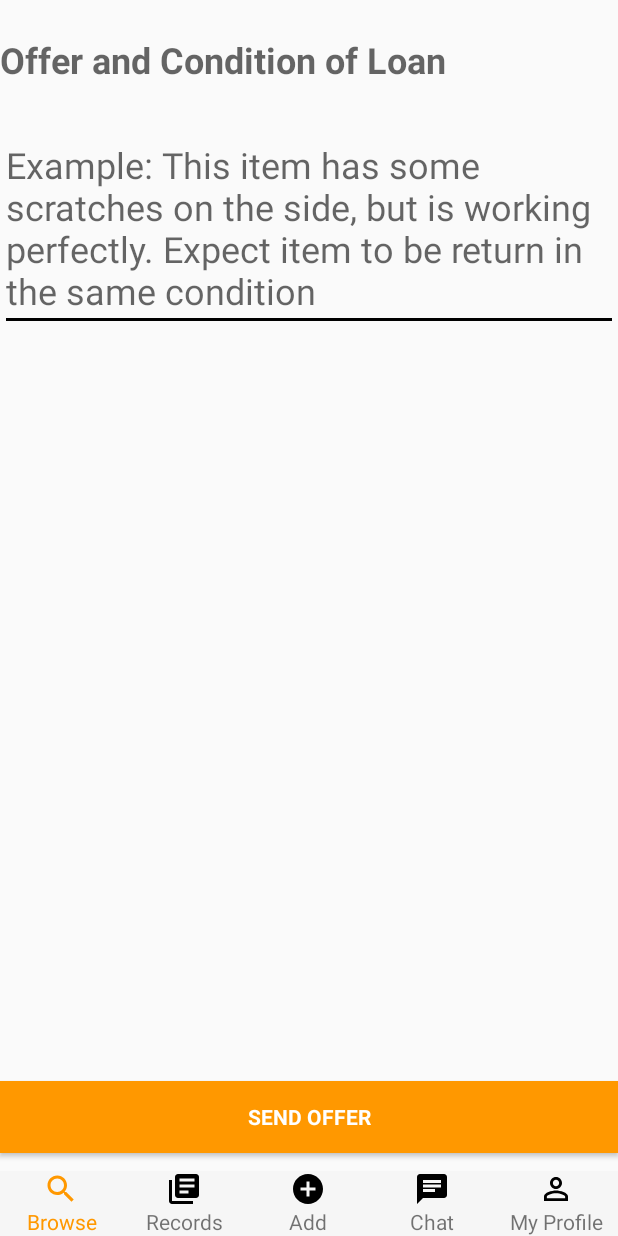
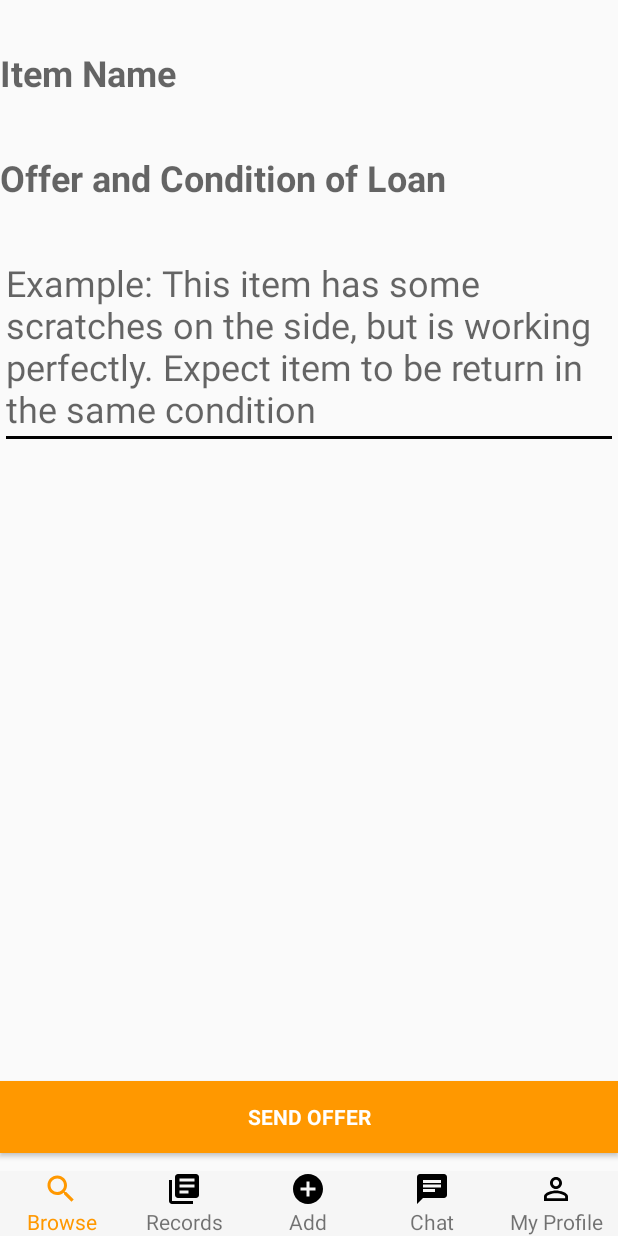
Before and after one commit to KevinCJH/Neighber, an Android app: the layout activity_write_offer.xml on its own in the app's theme, with its tools: preview values and no code run, on a phone screen of 412 x 824 dp. Run offline under Robolectric (Android 15) with nearby library versions, the light colour scheme and no system bars.

Commit message:
Kevinbranch (#12)
* testbranch

* testbranch

* updated registration and log in

* done profile CRUD

* done add request

* done add request

* done browse request

* done browse offer

* make offer almost completed

* records almost completed

* history almost completed

* setting almost completed

* chat in progress

* help in progress

* done search

* improvements made to UI

```diff
--- a/app/src/main/java/orbital/raspberry/neighber/ChatListActivity.java
+++ b/app/src/main/java/orbital/raspberry/neighber/ChatListActivity.java
@@ -166,6 +166,7 @@ public class ChatListActivity extends AppCompatActivity {
 
                Intent i = new Intent(ChatListActivity.this, ChatActivity.class);
                 i.putExtra("chatroomid", chat.getChatroomid());
+                i.putExtra("itemname", chat.getItemname());
                 startActivity(i);
 
             }
--- a/app/src/main/java/orbital/raspberry/neighber/ChatListActivity2.java
+++ b/app/src/main/java/orbital/raspberry/neighber/ChatListActivity2.java
@@ -160,6 +160,7 @@ public class ChatListActivity2 extends AppCompatActivity {
 
                Intent i = new Intent(ChatListActivity2.this, ChatActivity.class);
                 i.putExtra("chatroomid", chat.getChatroomid());
+                i.putExtra("itemname", chat.getItemname());
                 startActivity(i);
 
             }
--- a/app/src/main/java/orbital/raspberry/neighber/ChatListActivity3.java
+++ b/app/src/main/java/orbital/raspberry/neighber/ChatListActivity3.java
@@ -159,6 +159,7 @@ public class ChatListActivity3 extends AppCompatActivity {
 
                Intent i = new Intent(ChatListActivity3.this, ChatActivity.class);
                 i.putExtra("chatroomid", chat.getChatroomid());
+                i.putExtra("itemname", chat.getItemname());
                 startActivity(i);
 
             }
--- a/app/src/main/java/orbital/raspberry/neighber/PostActivity.java
+++ b/app/src/main/java/orbital/raspberry/neighber/PostActivity.java
@@ -140,7 +140,7 @@ public class PostActivity extends AppCompatActivity {
                     itemnametxt.setText("I need " + post.getItemname());
                 }else {
                     itemnametxt.setText("I can lend " + post.getItemname());
-                    writeoffer.setText("Write Request");
+                    writeoffer.setText("Send Request");
                 }
                 postdesctxt.setText(post.getPostdesc());
 
--- a/app/src/main/java/orbital/raspberry/neighber/WriteOfferActivity.java
+++ b/app/src/main/java/orbital/raspberry/neighber/WriteOfferActivity.java
@@ -29,6 +29,7 @@ public class WriteOfferActivity extends AppCompatActivity {
     private int rrecordcount;
     private Button submitBtn;
     private EditText offerdescTxt;
+    private TextView itemnameTxt;
 
     private FirebaseAuth auth;
 
@@ -89,6 +90,7 @@ public class WriteOfferActivity extends AppCompatActivity {
 
         submitBtn = (Button)findViewById(R.id.submitRequest);
         offerdescTxt = (EditText)findViewById(R.id.offerdesc);
+        itemnameTxt = (TextView) findViewById(R.id.itemnametxt) ;
 
         //Get Firebase auth instance
         auth = FirebaseAuth.getInstance();
@@ -120,6 +122,8 @@ public class WriteOfferActivity extends AppCompatActivity {
                 Post post = dataSnapshot.getValue(Post.class);
 
                 ritemname = post.getItemname();
+
+                itemnameTxt.setText("Item: " + ritemname);
 
                 rrecordcount = post.getRecordcount();
 
--- a/app/src/main/java/orbital/raspberry/neighber/WriteOfferActivity2.java
+++ b/app/src/main/java/orbital/raspberry/neighber/WriteOfferActivity2.java
@@ -27,6 +27,7 @@ public class WriteOfferActivity2 extends AppCompatActivity {
     private int rrecordcount;
     private Button submitBtn;
     private EditText offerdescTxt;
+    private TextView itemnameTxt;
 
     private FirebaseAuth auth;
 
@@ -87,6 +88,7 @@ public class WriteOfferActivity2 extends AppCompatActivity {
 
         submitBtn = (Button)findViewById(R.id.submitRequest);
         offerdescTxt = (EditText)findViewById(R.id.offerdesc);
+        itemnameTxt = (TextView) findViewById(R.id.itemnametxt) ;
 
         //Get Firebase auth instance
         auth = FirebaseAuth.getInstance();
@@ -118,6 +120,8 @@ public class WriteOfferActivity2 extends AppCompatActivity {
                 Post post = dataSnapshot.getValue(Post.class);
 
                 ritemname = post.getItemname();
+
+                itemnameTxt.setText("Item: " + ritemname);
 
                 rrecordcount = post.getRecordcount();
 
--- a/app/src/main/res/layout/activity_write_offer.xml
+++ b/app/src/main/res/layout/activity_write_offer.xml
@@ -74,17 +74,26 @@
 
     </LinearLayout>
 
+    <TextView
+        android:id="@+id/itemnametxt"
+        android:layout_width="fill_parent"
+        android:layout_height="wrap_content"
+        android:textSize="24dp"
+        android:hint="Item Name"
+        android:textStyle="bold"
+        android:layout_marginTop="32dp"
+        android:layout_alignParentTop="true"
+        android:layout_alignParentStart="true" />
 
     <TextView
         android:id="@+id/infotxt"
         android:layout_width="fill_parent"
         android:layout_height="wrap_content"
         android:textSize="24dp"
-        android:inputType="textPersonName"
         android:hint="Offer and Condition of Loan"
         android:textStyle="bold"
-        android:layout_marginTop="23dp"
-        android:layout_below="@+id/posttype"
+        android:layout_marginTop="37dp"
+        android:layout_below="@+id/itemnametxt"
         android:layout_alignParentStart="true" />
 
     <EditText
```
Also changed, not shown: app/src/main/java/orbital/raspberry/neighber/ChatActivity.java (+8 -1 lines), app/src/main/java/orbital/raspberry/neighber/ChatMessage.java (+7 -1 lines), app/src/main/java/orbital/raspberry/neighber/MainActivity.java (+59 -10 lines), app/src/main/java/orbital/raspberry/neighber/MainActivity2.java (+10 -58 lines), app/src/main/res/layout/activity_main.xml (+12 -10 lines), app/src/main/res/layout/activity_main2.xml (+13 -11 lines), app/src/main/res/layout/activity_write_offer2.xml (+13 -2 lines).
